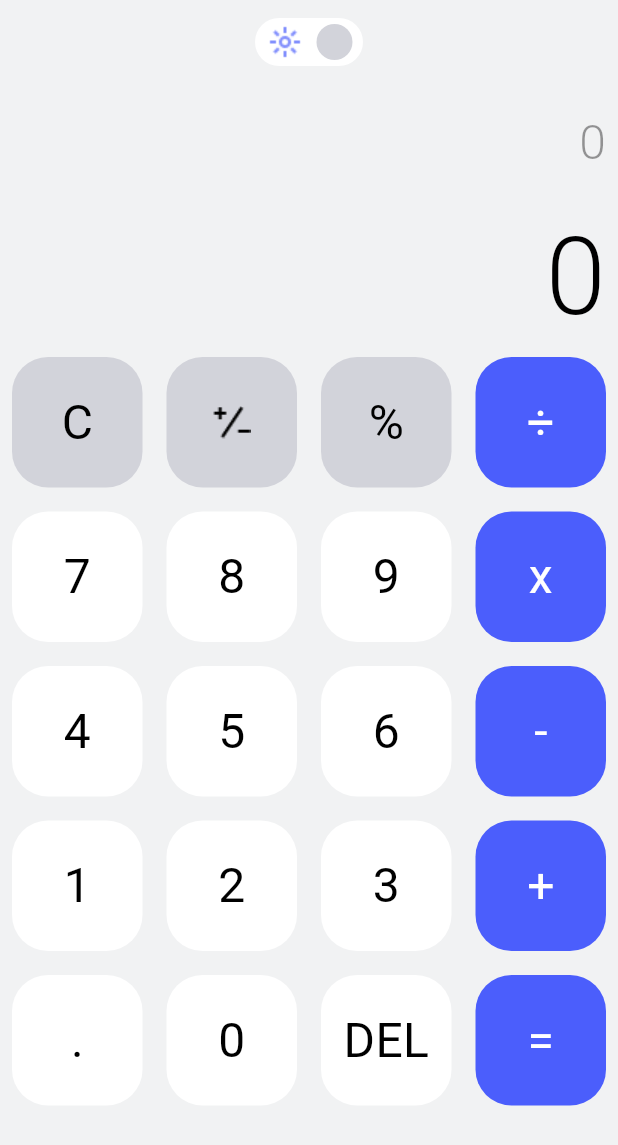
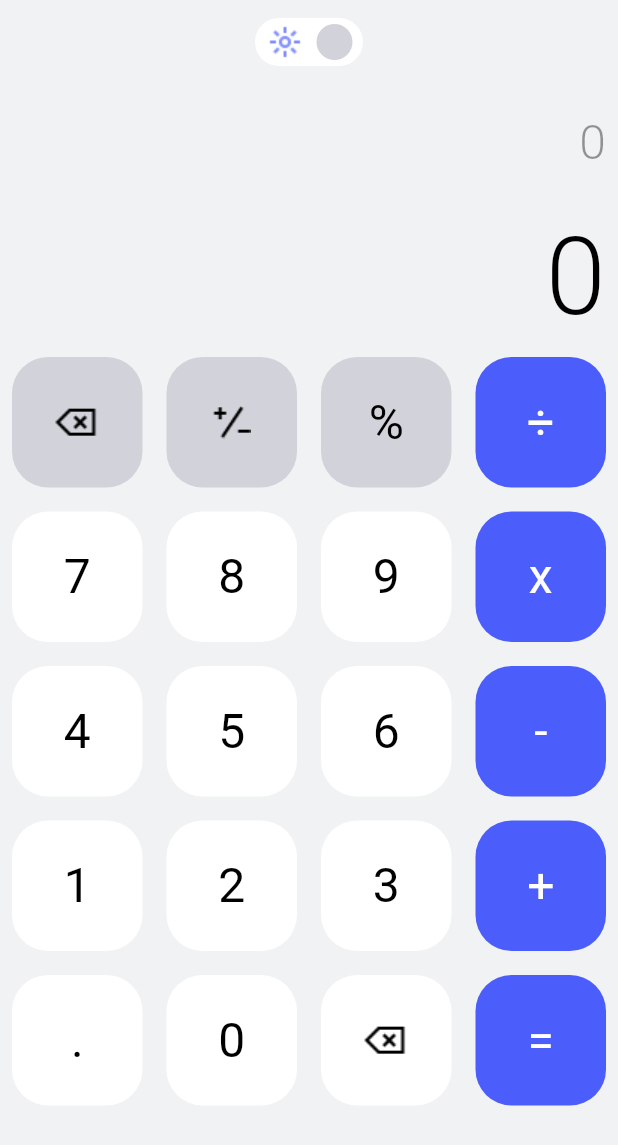
Before and after one commit to tttrung21/calculator, a Flutter app: the screen it shows after launch, on a phone screen of 412 x 824 dp. Shown: the top 1145 px of the screen. Run offline on Flutter 3.47's test engine with Material 3 defaults, Android fonts, the phone set to English and light mode, and no system bars; our stand-ins replace math_expressions, shared_preferences.

```diff
--- a/lib/home/home_screen.dart
+++ b/lib/home/home_screen.dart
@@ -6,14 +6,9 @@ import 'package:flutter/cupertino.dart';
 import 'package:flutter/material.dart';
 import 'package:provider/provider.dart';
 
-class HomeScreen extends StatefulWidget {
-  HomeScreen({super.key});
+class HomeScreen extends StatelessWidget {
+  const HomeScreen({super.key});
 
-  @override
-  State<HomeScreen> createState() => _HomeScreenState();
-}
-
-class _HomeScreenState extends State<HomeScreen> {
   final List<ItemPad> buttons = const [
     ItemPad(name: "C", calculations: Calculations.delete),
     ItemPad(name: "+/-", calculations: Calculations.flip),
@@ -36,9 +31,6 @@ class _HomeScreenState extends State<HomeScreen> {
     ItemPad(name: "DEL", calculations: Calculations.delete),
     ItemPad(name: "=", calculations: Calculations.equal),
   ];
-
-  String? output;
-  String input = '0';
 
   @override
   Widget build(BuildContext context) {
@@ -74,10 +66,7 @@ class _HomeScreenState extends State<HomeScreen> {
             builder: (context, value, child) => Text(value.inputString,
                 maxLines: 1,
                 softWrap: false,
-                style: Theme.of(context)
-                    .textTheme
-                    .bodyMedium
-                    ?.copyWith(overflow: TextOverflow.ellipsis))),
+                style: Theme.of(context).textTheme.bodyMedium?.copyWith(overflow: TextOverflow.ellipsis))),
         const SizedBox(
           height: 12,
         ),
@@ -89,10 +78,7 @@ class _HomeScreenState extends State<HomeScreen> {
                 output,
                 maxLines: 1,
                 softWrap: false,
-                style: Theme.of(context)
-                    .textTheme
-                    .bodyLarge
-                    ?.copyWith(overflow: TextOverflow.ellipsis),
+                style: Theme.of(context).textTheme.bodyLarge?.copyWith(overflow: TextOverflow.ellipsis),
               );
             }),
       ],
@@ -107,10 +93,7 @@ class _HomeScreenState extends State<HomeScreen> {
       height: height / 2 + height / 6,
       child: GridView.builder(
         gridDelegate: SliverGridDelegateWithFixedCrossAxisCount(
-            childAspectRatio: (width + width) / height,
-            crossAxisCount: 4,
-            mainAxisSpacing: 16,
-            crossAxisSpacing: 16),
+            childAspectRatio: (width + width) / height, crossAxisCount: 4, mainAxisSpacing: 16, crossAxisSpacing: 16),
         itemBuilder: (_, index) {
           final item = buttons[index];
           return _buildItem(item, index, context);
@@ -127,21 +110,24 @@ class _HomeScreenState extends State<HomeScreen> {
       },
       padding: EdgeInsets.zero,
       child: Container(
-        decoration: BoxDecoration(borderRadius: BorderRadius.circular(24), color: _getColor(index)),
+        decoration: BoxDecoration(borderRadius: BorderRadius.circular(24), color: _getColor(index, context)),
         alignment: Alignment.center,
         child: item.calculations == Calculations.flip
-            ? Image.asset('assets/Union.png',color: _getTextColor(index))
+            ? Image.asset('assets/Union.png', color: _getTextColor(index, context))
+            : item.calculations == Calculations.delete
+                ? Image.asset('assets/delete.png', color: _getTextColor(index, context))
                 : Text(
                     item.name.toString(),
                     style: Theme.of(context)
                         .textTheme
                         .bodyMedium
-                    ?.copyWith(fontWeight: FontWeight.w400,color: _getTextColor(index)),
+                        ?.copyWith(fontWeight: FontWeight.w400, color: _getTextColor(index, context)),
                   ),
       ),
     );
   }
-  Color? _getTextColor(int index){
+
+  Color? _getTextColor(int index, BuildContext context) {
     switch (index) {
       case 3:
       case 7:
@@ -154,7 +140,7 @@ class _HomeScreenState extends State<HomeScreen> {
     }
   }
 
-  Color? _getColor(int index) {
+  Color? _getColor(int index, BuildContext context) {
     switch (index) {
       case < 3:
         return Theme.of(context).primaryColor;
```
Also changed, not shown: lib/home/view_model/home_viewmodel.dart (+18 -9 lines), assets/delete.png (added), pubspec.lock. Lines whose indentation alone changed are shown as unchanged.
